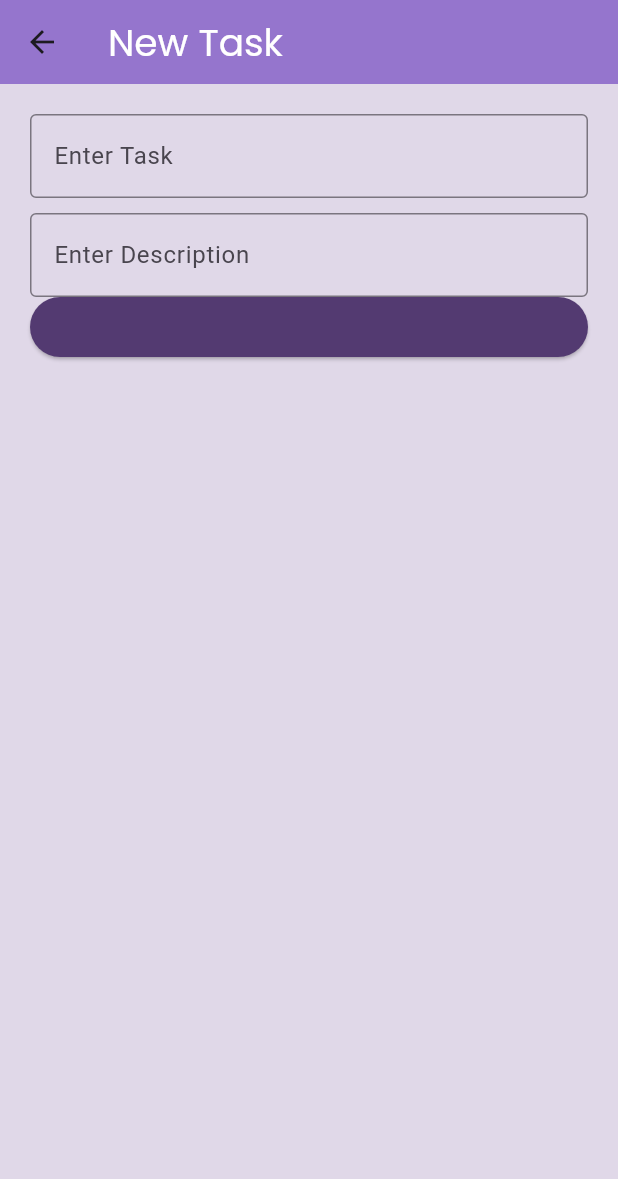
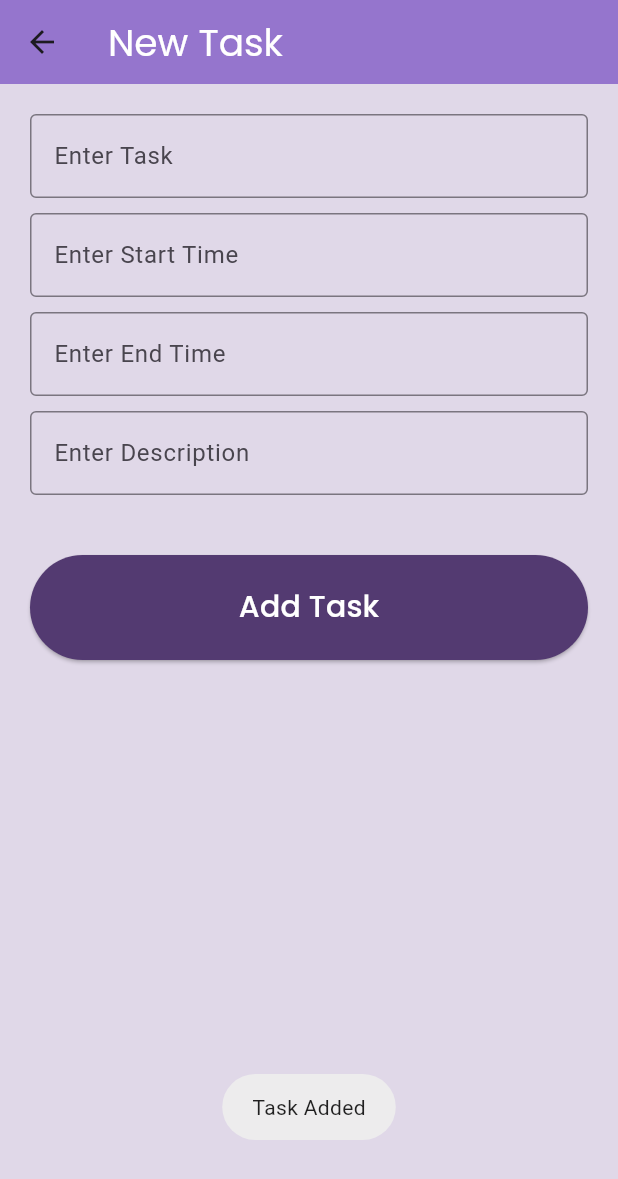
Before and after one commit to KENWOLVERINE1/DoLittle, a Flutter app: the AddTask screen opened directly, after a tap on "Add Task", on a phone screen of 412 x 824 dp. Shown: the top 1179 px of the screen. Run offline on Flutter 3.47's test engine with Material 3 defaults, Android fonts, the phone set to English and light mode, and no system bars; our stand-ins replace cloud_firestore, firebase_auth, firebase_core, fluttertoast, google_fonts; accounts and stored records are empty.

Commit message:
add_task function completed and updated

```diff
--- a/lib/main.dart
+++ b/lib/main.dart
@@ -1,5 +1,5 @@
 import 'package:dolittle/auth/authscreen.dart';
-import 'package:dolittle/screens/home.dart';
+import 'package:dolittle/screens/tasks.dart';
 import 'package:firebase_auth/firebase_auth.dart';
 import 'package:flutter/material.dart';
 import 'package:firebase_core/firebase_core.dart';
@@ -25,7 +25,8 @@ class MyApp extends StatelessWidget {
         scaffoldBackgroundColor: Color.fromRGBO(224, 216, 232, 1),
         useMaterial3: true,
       ),
-      home: StreamBuilder(
+      home: //Home()
+      StreamBuilder(
         stream: FirebaseAuth.instance.authStateChanges(),
         builder: (Context, usersnapshot){
           if(usersnapshot.hasData){
--- a/lib/screens/add_task.dart
+++ b/lib/screens/add_task.dart
@@ -1,5 +1,8 @@
+import 'package:firebase_auth/firebase_auth.dart';
 import 'package:flutter/material.dart';
+import 'package:fluttertoast/fluttertoast.dart';
 import 'package:google_fonts/google_fonts.dart';
+import 'package:cloud_firestore/cloud_firestore.dart';
 
 class AddTask extends StatefulWidget {
   const AddTask({super.key});
@@ -9,32 +12,105 @@ class AddTask extends StatefulWidget {
 }
 
 class _AddTaskState extends State<AddTask> {
+  TextEditingController tittlecontroller = TextEditingController();
+  TextEditingController descriptioncontroller = TextEditingController();
+  TextEditingController starttimecontroller = TextEditingController();
+  TextEditingController endtimecontroller = TextEditingController();
+
+  addtasktofirestore() async {
+    FirebaseAuth auth = FirebaseAuth.instance;
+    final User? user = await auth.currentUser;
+    String uid = user!.uid;
+    await FirebaseFirestore.instance
+        .collection('tasks')
+        .doc(uid)
+        .collection('mytasks')
+        .doc(starttimecontroller.text)
+        .set({
+      'tittle': tittlecontroller.text,
+      'starttime': starttimecontroller.text,
+      'endtime': endtimecontroller.text,
+      'description': descriptioncontroller.text
+    });
+    Fluttertoast.showToast(msg: "Task Added");
+  }
+
   @override
   Widget build(BuildContext context) {
     return Scaffold(
-      appBar: AppBar(title: Text('New Task',style: GoogleFonts.poppins(fontSize: 25,color: Colors.white),),backgroundColor: Colors.deepPurple.shade300,),
+      appBar: AppBar(
+        title: Text(
+          'New Task',
+          style: GoogleFonts.poppins(fontSize: 25, color: Colors.white),
+        ),
+        backgroundColor: Colors.deepPurple.shade300,
+      ),
       body: Container(
         padding: const EdgeInsets.all(20),
         child: Column(
           children: [
-            Container(child: const TextField(
-              decoration: InputDecoration(labelText: 'Enter Task',border: OutlineInputBorder()),
+            Container(
+              child: TextField(
+                controller: tittlecontroller,
+                decoration: InputDecoration(
+                    labelText: 'Enter Task', border: OutlineInputBorder()),
+              ),
             ),
+            const SizedBox(height: 10),
+            Container(
+              child: TextField(
+                controller: starttimecontroller,
+                decoration: InputDecoration(
+                    labelText: 'Enter Start Time',
+                    border: OutlineInputBorder()),
+              ),
             ),
-            const SizedBox(height: 10,),
-            Container(child: const TextField(
-              decoration: InputDecoration(labelText: 'Enter Description',border: OutlineInputBorder()),
+            const SizedBox(
+              height: 10,
             ),
+            Container(
+              child: TextField(
+                controller: endtimecontroller,
+                decoration: InputDecoration(
+                    labelText: 'Enter End Time', border: OutlineInputBorder()),
+              ),
+            ),
+            const SizedBox(
+              height: 10,
+            ),
+            Container(
+              child: TextField(
+                controller: descriptioncontroller,
+                decoration: InputDecoration(
+                    labelText: 'Enter Description',
+                    border: OutlineInputBorder()),
+              ),
+            ),
+            const SizedBox(
+              height: 40,
             ),
             Container(
                 width: double.infinity,
-               height: 40,
-               child: ElevatedButton(onPressed: (){}, style: ButtonStyle(backgroundColor: MaterialStateProperty.all(const Color.fromRGBO(83, 58, 113, 1)),padding: MaterialStateProperty.resolveWith<EdgeInsetsGeometry>(
-                     (Set<MaterialState> states) {
-                   return const EdgeInsets.all(45);
-                 },
-               ),),
-               child: Text('Add Task',style: GoogleFonts.poppins(fontSize: 20,color: Colors.white)),))
+                height: 70,
+                child: ElevatedButton(
+                  onPressed: () {
+                    addtasktofirestore();
+                  },
+                  style: ButtonStyle(
+                    backgroundColor: MaterialStateProperty.all(
+                        const Color.fromRGBO(83, 58, 113, 1)),
+                    padding:
+                        MaterialStateProperty.resolveWith<EdgeInsetsGeometry>(
+                      (Set<MaterialState> states) {
+                        return const EdgeInsets.all(20);
+
+                      },
+                    ),
+                  ),
+                  child: Text('Add Task',
+                      style: GoogleFonts.poppins(
+                          fontSize: 20,color:Colors.white )),
+                ))
           ],
         ),
       ),
--- a/pubspec.yaml
+++ b/pubspec.yaml
@@ -32,8 +32,9 @@ dependencies:
     sdk: flutter
   firebase_core:
   firebase_auth:
-  google_fonts:
+  google_fonts: 6.1.0
   cloud_firestore:
+  fluttertoast:
 
 
 
```
Also changed, not shown: pubspec.lock, 1 other file.
